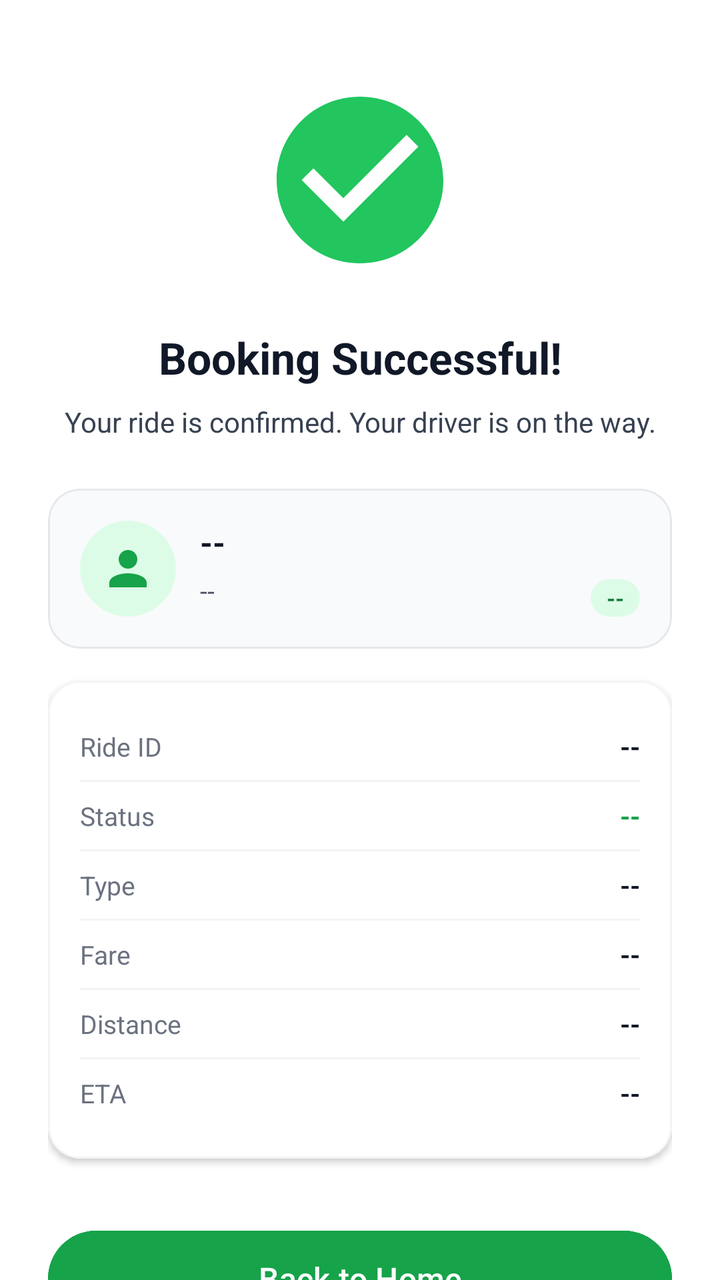
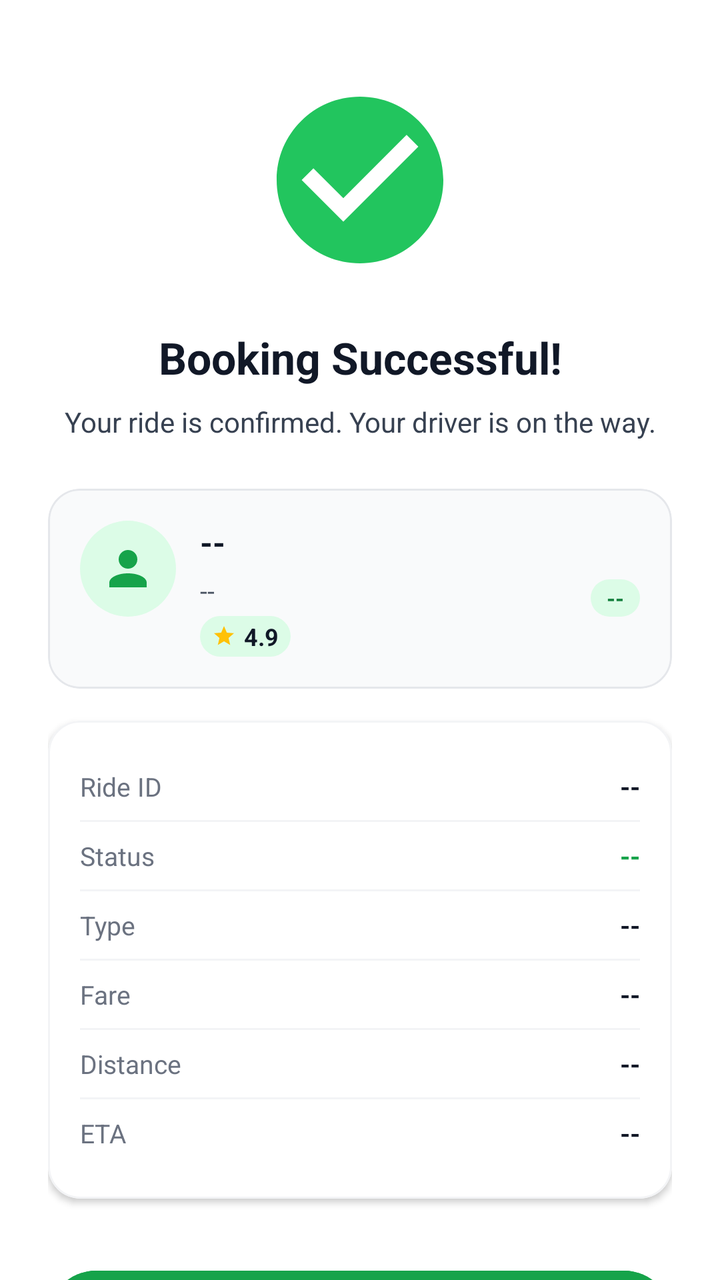

Two renders of the same Android screen: before a commit and after it. Below are the layout's source before the change and the commit's diff.
<!-- AndroidManifest.xml: application theme Theme.GoRide -->
<!-- res/layout/fragment_booking_success.xml -->
<?xml version="1.0" encoding="utf-8"?>
<androidx.core.widget.NestedScrollView xmlns:android="http://schemas.android.com/apk/res/android"
    xmlns:app="http://schemas.android.com/apk/res-auto"
    android:layout_width="match_parent"
    android:layout_height="match_parent"
    android:background="@color/white">

    <androidx.constraintlayout.widget.ConstraintLayout
        android:layout_width="match_parent"
        android:layout_height="wrap_content"
        android:paddingHorizontal="24dp"
        android:paddingTop="40dp"
        android:paddingBottom="32dp">

        
        <ImageView
            android:id="@+id/ivSuccess"
            android:layout_width="100dp"
            android:layout_height="100dp"
            android:src="@drawable/ic_success_check"
            app:layout_constraintEnd_toEndOf="parent"
            app:layout_constraintStart_toStartOf="parent"
            app:layout_constraintTop_toTopOf="parent" />

        
        <TextView
            android:id="@+id/tvSuccessTitle"
            android:layout_width="wrap_content"
            android:layout_height="wrap_content"
            android:layout_marginTop="24dp"
            android:text="Booking Successful!"
            android:textColor="@color/gray_900"
            android:textSize="22sp"
            android:textStyle="bold"
            app:layout_constraintEnd_toEndOf="parent"
            app:layout_constraintStart_toStartOf="parent"
            app:layout_constraintTop_toBottomOf="@id/ivSuccess" />

        
        <TextView
            android:id="@+id/tvSuccessDesc"
            android:layout_width="0dp"
            android:layout_height="wrap_content"
            android:layout_marginTop="8dp"
            android:gravity="center"
            android:text="Your ride is confirmed. Your driver is on the way."
            android:textColor="@color/gray_700"
            android:textSize="14sp"
            app:layout_constraintEnd_toEndOf="parent"
            app:layout_constraintStart_toStartOf="parent"
            app:layout_constraintTop_toBottomOf="@id/tvSuccessTitle" />

        
        <com.google.android.material.card.MaterialCardView
            android:id="@+id/cardDriverDetails"
            android:layout_width="0dp"
            android:layout_height="wrap_content"
            android:layout_marginTop="24dp"
            app:cardBackgroundColor="@color/gray_50"
            app:cardCornerRadius="16dp"
            app:cardElevation="0dp"
            app:layout_constraintEnd_toEndOf="parent"
            app:layout_constraintStart_toStartOf="parent"
            app:layout_constraintTop_toBottomOf="@id/tvSuccessDesc"
            app:strokeColor="@color/gray_200"
            app:strokeWidth="1dp">

            <androidx.constraintlayout.widget.ConstraintLayout
                android:layout_width="match_parent"
                android:layout_height="wrap_content"
                android:padding="16dp">

                <ImageView
                    android:id="@+id/ivDriverAvatar"
                    android:layout_width="48dp"
                    android:layout_height="48dp"
                    android:background="@drawable/bg_driver_avatar"
                    android:padding="10dp"
                    android:src="@drawable/ic_person"
                    app:layout_constraintStart_toStartOf="parent"
                    app:layout_constraintTop_toTopOf="parent"
                    app:tint="@color/primary" />

                <TextView
                    android:id="@+id/tvDriverName"
                    android:layout_width="0dp"
                    android:layout_height="wrap_content"
                    android:layout_marginStart="12dp"
                    android:text="--"
                    android:textColor="@color/gray_900"
                    android:textSize="16sp"
                    android:textStyle="bold"
                    app:layout_constraintEnd_toEndOf="parent"
                    app:layout_constraintStart_toEndOf="@id/ivDriverAvatar"
                    app:layout_constraintTop_toTopOf="@id/ivDriverAvatar" />

                <TextView
                    android:id="@+id/tvDriverVehicle"
                    android:layout_width="0dp"
                    android:layout_height="wrap_content"
                    android:text="--"
                    android:textColor="@color/gray_600"
                    android:textSize="13sp"
                    app:layout_constraintBottom_toBottomOf="@id/ivDriverAvatar"
                    app:layout_constraintEnd_toStartOf="@id/tvDriverPlate"
                    app:layout_constraintStart_toStartOf="@id/tvDriverName"
                    app:layout_constraintTop_toBottomOf="@id/tvDriverName" />

                <TextView
                    android:id="@+id/tvDriverPlate"
                    android:layout_width="wrap_content"
                    android:layout_height="wrap_content"
                    android:background="@drawable/bg_fare_badge"
                    android:paddingHorizontal="8dp"
                    android:paddingVertical="2dp"
                    android:text="--"
                    android:textColor="@color/primary_dark"
                    android:textSize="11sp"
                    android:textStyle="bold"
                    app:layout_constraintBottom_toBottomOf="@id/ivDriverAvatar"
                    app:layout_constraintEnd_toEndOf="parent" />

            </androidx.constraintlayout.widget.ConstraintLayout>
        </com.google.android.material.card.MaterialCardView>

        
        <com.google.android.material.card.MaterialCardView
            android:id="@+id/cardRideDetails"
            android:layout_width="0dp"
            android:layout_height="wrap_content"
            android:layout_marginTop="16dp"
            app:cardBackgroundColor="@color/white"
            app:cardCornerRadius="16dp"
            app:cardElevation="2dp"
            app:layout_constraintEnd_toEndOf="parent"
            app:layout_constraintStart_toStartOf="parent"
            app:layout_constraintTop_toBottomOf="@id/cardDriverDetails"
            app:strokeColor="@color/gray_100"
            app:strokeWidth="1dp">

            <LinearLayout
                android:layout_width="match_parent"
                android:layout_height="wrap_content"
                android:orientation="vertical"
                android:padding="16dp">

                
                <LinearLayout
                    android:layout_width="match_parent"
                    android:layout_height="wrap_content"
                    android:orientation="horizontal"
                    android:paddingVertical="8dp">
                    <TextView
                        android:layout_width="0dp"
                        android:layout_height="wrap_content"
                        android:layout_weight="1"
                        android:text="Ride ID"
                        android:textColor="@color/gray_500"
                        android:textSize="13sp" />
                    <TextView
                        android:id="@+id/tvRideId"
                        android:layout_width="wrap_content"
                        android:layout_height="wrap_content"
                        android:text="--"
                        android:textColor="@color/gray_900"
                        android:textSize="13sp"
                        android:textStyle="bold" />
                </LinearLayout>

                <View android:layout_width="match_parent" android:layout_height="1dp" android:background="@color/gray_100" />

                
                <LinearLayout
                    android:layout_width="match_parent"
                    android:layout_height="wrap_content"
                    android:orientation="horizontal"
                    android:paddingVertical="8dp">
                    <TextView
                        android:layout_width="0dp"
                        android:layout_height="wrap_content"
                        android:layout_weight="1"
                        android:text="Status"
                        android:textColor="@color/gray_500"
                        android:textSize="13sp" />
                    <TextView
                        android:id="@+id/tvStatus"
                        android:layout_width="wrap_content"
                        android:layout_height="wrap_content"
                        android:text="--"
                        android:textColor="@color/primary"
                        android:textSize="13sp"
                        android:textStyle="bold" />
                </LinearLayout>

                <View android:layout_width="match_parent" android:layout_height="1dp" android:background="@color/gray_100" />

                
                <LinearLayout
                    android:layout_width="match_parent"
                    android:layout_height="wrap_content"
                    android:orientation="horizontal"
                    android:paddingVertical="8dp">
                    <TextView
                        android:layout_width="0dp"
                        android:layout_height="wrap_content"
                        android:layout_weight="1"
                        android:text="Type"
                        android:textColor="@color/gray_500"
                        android:textSize="13sp" />
                    <TextView
                        android:id="@+id/tvVehicleType"
                        android:layout_width="wrap_content"
                        android:layout_height="wrap_content"
                        android:text="--"
                        android:textColor="@color/gray_900"
                        android:textSize="13sp"
                        android:textStyle="bold" />
                </LinearLayout>

                <View android:layout_width="match_parent" android:layout_height="1dp" android:background="@color/gray_100" />

                
                <LinearLayout
                    android:layout_width="match_parent"
                    android:layout_height="wrap_content"
                    android:orientation="horizontal"
                    android:paddingVertical="8dp">
                    <TextView
                        android:layout_width="0dp"
                        android:layout_height="wrap_content"
                        android:layout_weight="1"
                        android:text="Fare"
                        android:textColor="@color/gray_500"
                        android:textSize="13sp" />
                    <TextView
                        android:id="@+id/tvFare"
                        android:layout_width="wrap_content"
                        android:layout_height="wrap_content"
                        android:text="--"
                        android:textColor="@color/gray_900"
                        android:textSize="13sp"
                        android:textStyle="bold" />
                </LinearLayout>

                <View android:layout_width="match_parent" android:layout_height="1dp" android:background="@color/gray_100" />

                
                <LinearLayout
                    android:layout_width="match_parent"
                    android:layout_height="wrap_content"
                    android:orientation="horizontal"
                    android:paddingVertical="8dp">
                    <TextView
                        android:layout_width="0dp"
                        android:layout_height="wrap_content"
                        android:layout_weight="1"
                        android:text="Distance"
                        android:textColor="@color/gray_500"
                        android:textSize="13sp" />
                    <TextView
                        android:id="@+id/tvDistance"
                        android:layout_width="wrap_content"
                        android:layout_height="wrap_content"
                        android:text="--"
                        android:textColor="@color/gray_900"
                        android:textSize="13sp"
                        android:textStyle="bold" />
                </LinearLayout>

                <View android:layout_width="match_parent" android:layout_height="1dp" android:background="@color/gray_100" />

                
                <LinearLayout
                    android:layout_width="match_parent"
                    android:layout_height="wrap_content"
                    android:orientation="horizontal"
                    android:paddingVertical="8dp">
                    <TextView
                        android:layout_width="0dp"
                        android:layout_height="wrap_content"
                        android:layout_weight="1"
                        android:text="ETA"
                        android:textColor="@color/gray_500"
                        android:textSize="13sp" />
                    <TextView
                        android:id="@+id/tvDuration"
                        android:layout_width="wrap_content"
                        android:layout_height="wrap_content"
                        android:text="--"
                        android:textColor="@color/gray_900"
                        android:textSize="13sp"
                        android:textStyle="bold" />
                </LinearLayout>

            </LinearLayout>
        </com.google.android.material.card.MaterialCardView>

        
        <com.google.android.material.button.MaterialButton
            android:id="@+id/btnBackHome"
            android:layout_width="0dp"
            android:layout_height="56dp"
            android:layout_marginTop="32dp"
            android:backgroundTint="@color/primary"
            android:text="Back to Home"
            android:textAllCaps="false"
            android:textSize="16sp"
            app:cornerRadius="28dp"
            app:layout_constraintEnd_toEndOf="parent"
            app:layout_constraintStart_toStartOf="parent"
            app:layout_constraintTop_toBottomOf="@id/cardRideDetails" />

    </androidx.constraintlayout.widget.ConstraintLayout>
</androidx.core.widget.NestedScrollView>
<!-- resources referenced by this layout -->
<resources>
  <color name="gray_100">#F3F4F6</color>
  <color name="gray_200">#E5E7EB</color>
  <color name="gray_50">#F9FAFB</color>
  <color name="gray_500">#6B7280</color>
  <color name="gray_600">#4B5563</color>
  <color name="gray_700">#374151</color>
  <color name="gray_900">#111827</color>
  <color name="primary">#16A34A</color>
  <color name="primary_dark">#15803D</color>
  <color name="white">#FFFFFFFF</color>
  <!-- drawable bg_driver_avatar (drawable) -->
  <?xml version="1.0" encoding="utf-8"?>
  <shape xmlns:android="http://schemas.android.com/apk/res/android"
      android:shape="oval">
      <solid android:color="#DCFCE7" />
  </shape>
  <!-- drawable bg_fare_badge (drawable) -->
  <?xml version="1.0" encoding="utf-8"?>
  <shape xmlns:android="http://schemas.android.com/apk/res/android"
      android:shape="rectangle">
      <solid android:color="#DCFCE7" />
      <corners android:radius="12dp" />
  </shape>
  <!-- drawable ic_person (drawable) -->
  <vector xmlns:android="http://schemas.android.com/apk/res/android"
      android:width="24dp"
      android:height="24dp"
      android:viewportWidth="24"
      android:viewportHeight="24">
      <path
          android:fillColor="@color/gray_500"
          android:pathData="M12,4A4,4 0 0,1 16,8A4,4 0 0,1 12,12A4,4 0 0,1 8,8A4,4 0 0,1 12,4M12,14C16.42,14 20,15.79 20,18V20H4V18C4,15.79 7.58,14 12,14Z" />
  </vector>
  <!-- drawable ic_success_check (drawable) -->
  <vector xmlns:android="http://schemas.android.com/apk/res/android"
      android:width="120dp"
      android:height="120dp"
      android:viewportWidth="24"
      android:viewportHeight="24">
      <path
          android:fillColor="@color/success"
          android:pathData="M12,2C6.48,2 2,6.48 2,12s4.47,10 10,10 10,-4.47 10,-10S17.52,2 12,2zM10,17l-5,-5 1.41,-1.41L10,14.17l7.59,-7.59L19,8l-9,9z" />
  </vector>
  <style name="Theme.GoRide" parent="Theme.Material3.DayNight.NoActionBar">
          
          <item name="colorPrimary">@color/primary</item>
          <item name="colorPrimaryVariant">@color/primary_dark</item>
          <item name="colorOnPrimary">@color/white</item>
          
          <item name="colorSecondary">@color/primary_light</item>
          <item name="colorSecondaryVariant">@color/primary_dark</item>
          <item name="colorOnSecondary">@color/black</item>
          
          <item name="android:statusBarColor">?attr/colorPrimaryVariant</item>
      </style>
  <color name="success">#22C55E</color>
  <color name="primary_light">#DCFCE7</color>
  <color name="black">#FF000000</color>
</resources>

<!-- the commit's change to res/layout/fragment_booking_success.xml (unified diff, before → after) -->
@@ -120,6 +120,34 @@
                     app:layout_constraintBottom_toBottomOf="@id/ivDriverAvatar"
                     app:layout_constraintEnd_toEndOf="parent" />
 
+                
+                <LinearLayout
+                    android:layout_width="wrap_content"
+                    android:layout_height="wrap_content"
+                    android:layout_marginTop="4dp"
+                    android:background="@drawable/bg_fare_badge"
+                    android:gravity="center"
+                    android:paddingHorizontal="6dp"
+                    android:paddingVertical="2dp"
+                    app:layout_constraintStart_toStartOf="@id/tvDriverName"
+                    app:layout_constraintTop_toBottomOf="@id/tvDriverVehicle">
+
+                    <ImageView
+                        android:layout_width="12dp"
+                        android:layout_height="12dp"
+                        android:src="@drawable/ic_star"
+                        app:tint="#FFC107" />
+
+                    <TextView
+                        android:layout_width="wrap_content"
+                        android:layout_height="wrap_content"
+                        android:layout_marginStart="4dp"
+                        android:text="4.9"
+                        android:textColor="@color/gray_900"
+                        android:textSize="12sp"
+                        android:textStyle="bold" />
+                </LinearLayout>
+
             </androidx.constraintlayout.widget.ConstraintLayout>
         </com.google.android.material.card.MaterialCardView>
 
@@ -297,12 +325,12 @@
 
         
         <com.google.android.material.button.MaterialButton
-            android:id="@+id/btnBackHome"
+            android:id="@+id/btnTrackDriver"
             android:layout_width="0dp"
             android:layout_height="56dp"
             android:layout_marginTop="32dp"
             android:backgroundTint="@color/primary"
-            android:text="Back to Home"
+            android:text="Track Driver"
             android:textAllCaps="false"
             android:textSize="16sp"
             app:cornerRadius="28dp"
<!-- resource entries referenced after the edit -->
@@ -33,6 +33,16 @@
           android:fillColor="@color/gray_500"
           android:pathData="M12,4A4,4 0 0,1 16,8A4,4 0 0,1 12,12A4,4 0 0,1 8,8A4,4 0 0,1 12,4M12,14C16.42,14 20,15.79 20,18V20H4V18C4,15.79 7.58,14 12,14Z" />
   </vector>
+  <!-- drawable ic_star (drawable) -->
+  <vector xmlns:android="http://schemas.android.com/apk/res/android"
+      android:width="24dp"
+      android:height="24dp"
+      android:viewportWidth="24"
+      android:viewportHeight="24">
+      <path
+          android:fillColor="#FFC107"
+          android:pathData="M12,17.27L18.18,21l-1.64,-7.03L22,9.24l-7.19,-0.61L12,2 9.19,8.63 2,9.24l5.46,4.73L5.82,21z" />
+  </vector>
   <!-- drawable ic_success_check (drawable) -->
   <vector xmlns:android="http://schemas.android.com/apk/res/android"
       android:width="120dp"
